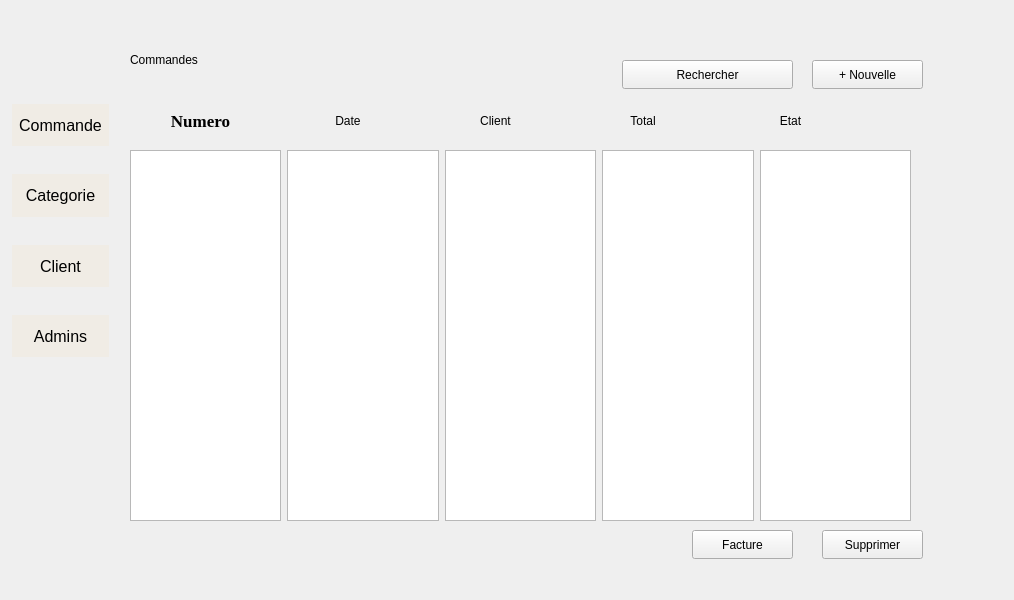
The window that gestion/clientwindow.ui (blackjack465/QT-Project) describes before a commit, drawn with Qt 5.
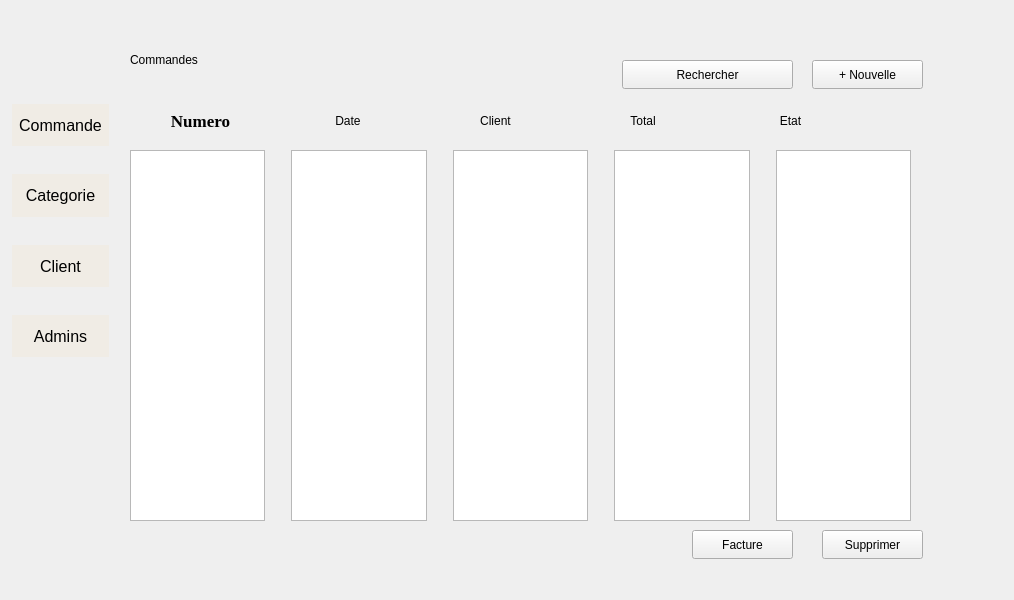
The same window after the commit.

Patch:
```diff
--- a/gestion/clientwindow.ui
+++ b/gestion/clientwindow.ui
@@ -526,15 +526,67 @@
        <item>
         <widget class="QColumnView" name="numcmd"/>
        </item>
+       <item>
+        <spacer name="verticalSpacer">
+         <property name="orientation">
+          <enum>Qt::Vertical</enum>
+         </property>
+         <property name="sizeHint" stdset="0">
+          <size>
+           <width>20</width>
+           <height>40</height>
+          </size>
+         </property>
+        </spacer>
+       </item>
        <item>
         <widget class="QColumnView" name="datecmd"/>
        </item>
+       <item>
+        <spacer name="verticalSpacer_2">
+         <property name="orientation">
+          <enum>Qt::Vertical</enum>
+         </property>
+         <property name="sizeHint" stdset="0">
+          <size>
+           <width>20</width>
+           <height>40</height>
+          </size>
+         </property>
+        </spacer>
+       </item>
        <item>
         <widget class="QColumnView" name="client_2"/>
        </item>
+       <item>
+        <spacer name="verticalSpacer_3">
+         <property name="orientation">
+          <enum>Qt::Vertical</enum>
+         </property>
+         <property name="sizeHint" stdset="0">
+          <size>
+           <width>20</width>
+           <height>40</height>
+          </size>
+         </property>
+        </spacer>
+       </item>
        <item>
         <widget class="QColumnView" name="total_2"/>
        </item>
+       <item>
+        <spacer name="verticalSpacer_4">
+         <property name="orientation">
+          <enum>Qt::Vertical</enum>
+         </property>
+         <property name="sizeHint" stdset="0">
+          <size>
+           <width>20</width>
+           <height>40</height>
+          </size>
+         </property>
+        </spacer>
+       </item>
        <item>
         <widget class="QColumnView" name="etat_2"/>
        </item>
```
